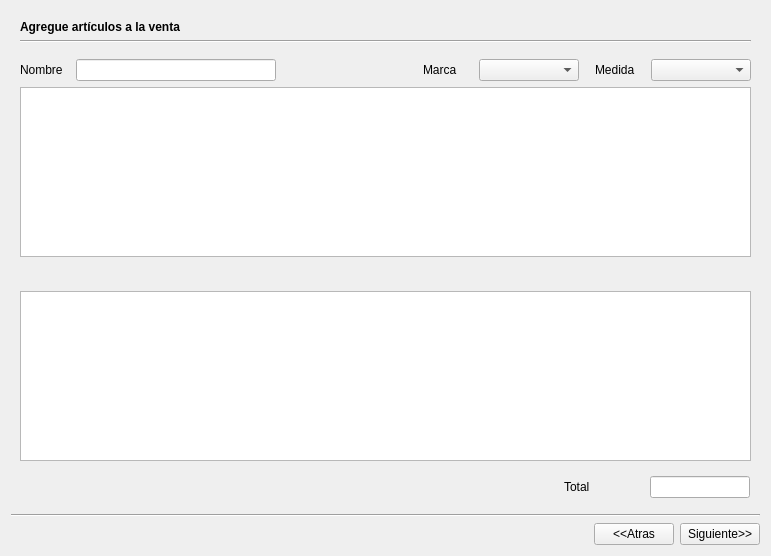
Above: ManagerM/ui_new_venta.ui from janfranco27/TheProyect before the change. Below: the same form after it.
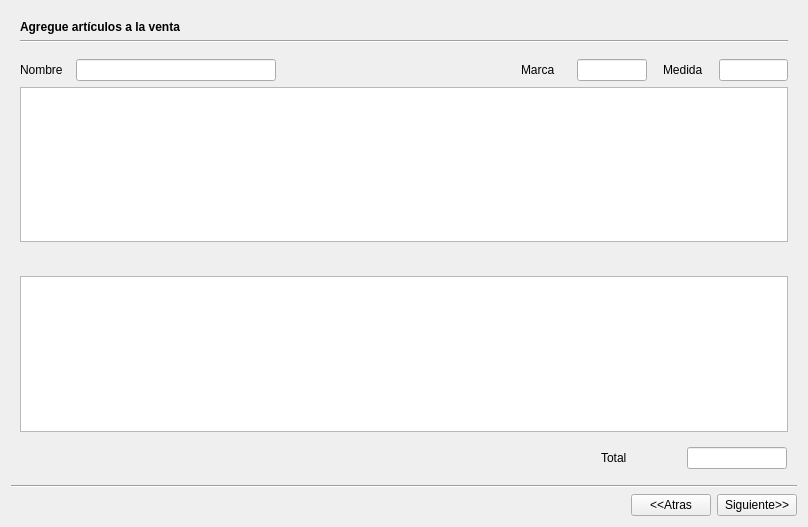
That is the form after the change. The open tabs and pages were chosen to show the change. Icons and pictures are not drawn.

Commit message: busquedaModificada + articulosVenta

What changed in the file:
```diff
--- a/ManagerM/ui_new_venta.ui
+++ b/ManagerM/ui_new_venta.ui
@@ -6,8 +6,8 @@
    <rect>
     <x>0</x>
     <y>0</y>
-    <width>771</width>
-    <height>556</height>
+    <width>808</width>
+    <height>527</height>
    </rect>
   </property>
   <property name="windowTitle">
@@ -277,20 +277,7 @@
               </widget>
              </item>
              <item>
-              <widget class="QComboBox" name="cb_marca">
-               <property name="minimumSize">
-                <size>
-                 <width>100</width>
-                 <height>0</height>
-                </size>
-               </property>
-               <property name="maximumSize">
-                <size>
-                 <width>100</width>
-                 <height>16777215</height>
-                </size>
-               </property>
-              </widget>
+              <widget class="QLineEdit" name="le_marca"/>
              </item>
             </layout>
            </item>
@@ -332,20 +319,7 @@
               </widget>
              </item>
              <item>
-              <widget class="QComboBox" name="cb_medida">
-               <property name="minimumSize">
-                <size>
-                 <width>100</width>
-                 <height>0</height>
-                </size>
-               </property>
-               <property name="maximumSize">
-                <size>
-                 <width>100</width>
-                 <height>16777215</height>
-                </size>
-               </property>
-              </widget>
+              <widget class="QLineEdit" name="le_medida"/>
              </item>
             </layout>
            </item>
```
Left out of the diff: 11 changed lines with no effect on the pictures. The commit also changes 46 other files.
